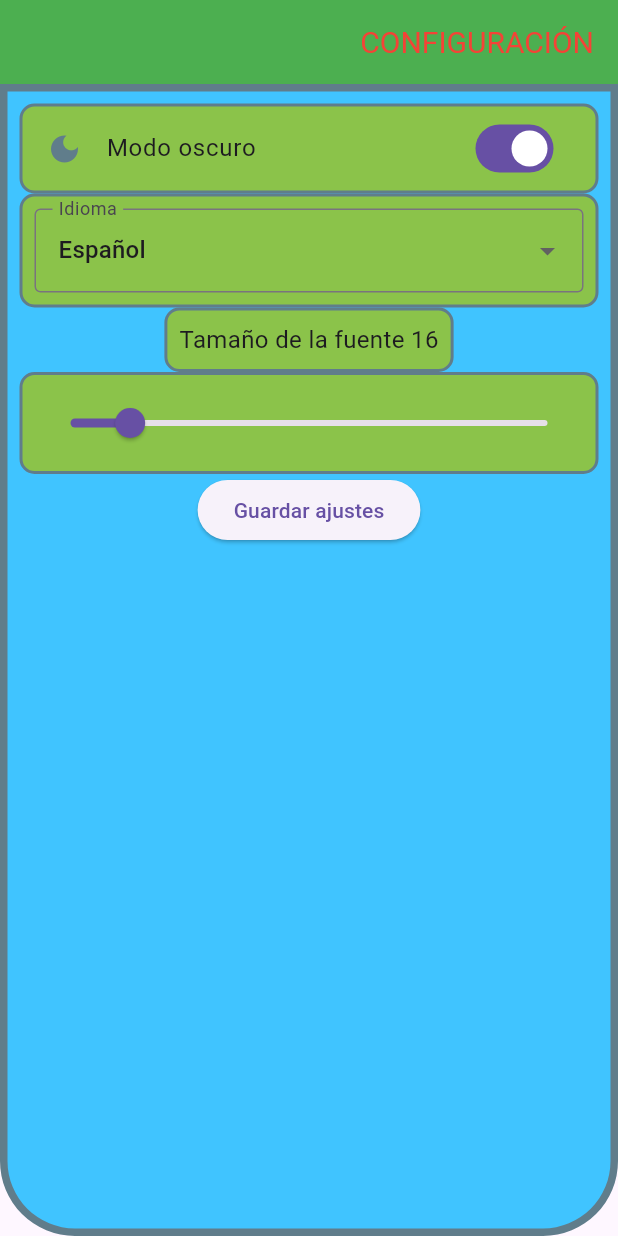
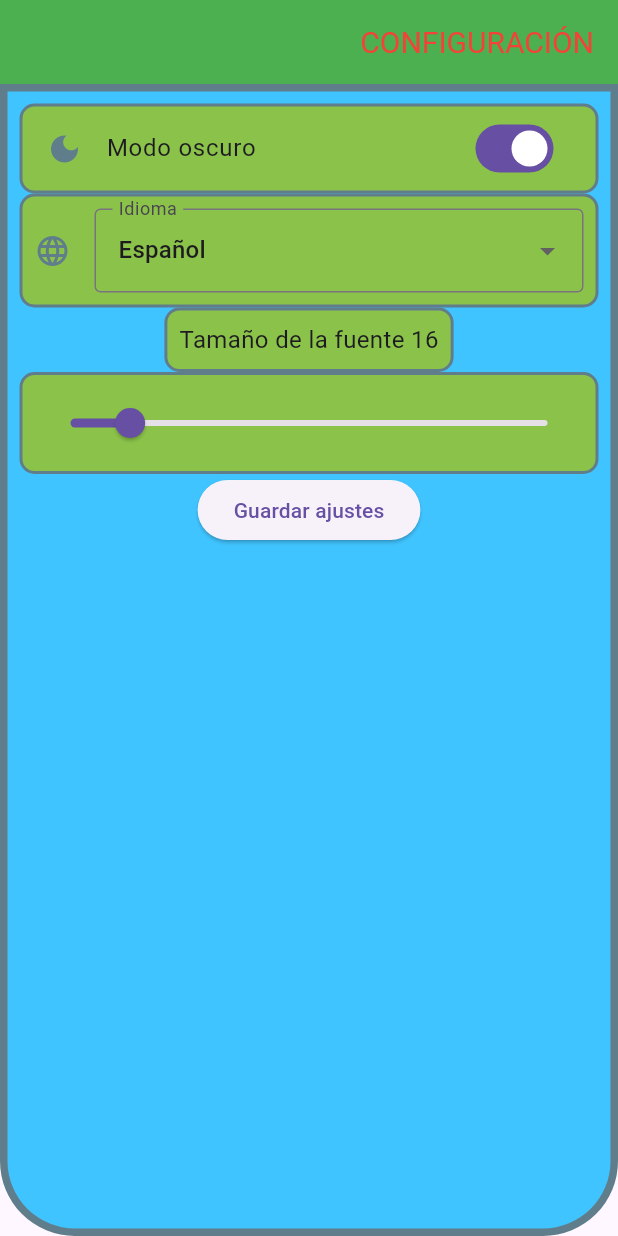
Before and after one commit to kba1986cr/AppSettings_Flutter, a Flutter app: the screen it shows after launch, after a tap on "Modo oscuro", on a phone screen of 412 x 824 dp. Run offline on Flutter 3.47's test engine with Material 3 defaults, Android fonts, the phone set to English and light mode, and no system bars; our stand-ins replace shared_preferences.

Commit message:
tema oscuro y final

```diff
--- a/appsettings_flutter/lib/main.dart
+++ b/appsettings_flutter/lib/main.dart
@@ -1,16 +1,29 @@
+import 'package:appsettings_flutter/preferences_keys.dart';
 import 'package:appsettings_flutter/settings_screen.dart';
 import 'package:flutter/material.dart';
+import 'package:shared_preferences/shared_preferences.dart';
 
-void main() {
-  runApp(const MainApp());
+void main() async {
+  WidgetsFlutterBinding.ensureInitialized();
+  final pref = await SharedPreferences.getInstance();
+  bool darkMode = pref.getBool(PreferencesKeys.darkMode) ?? false;
+  // runApp(
+  //   MaterialApp(
+  //     theme: darkMode ? ThemeData.dark() : ThemeData.light(),
+  //     home: const MainApp(),
+  //   ),
+  // );
+  runApp(MainApp(isdarkMode: darkMode));
 }
 
 class MainApp extends StatelessWidget {
-  const MainApp({super.key});
+  final bool isdarkMode;
+  const MainApp({super.key, required this.isdarkMode});
 
   @override
   Widget build(BuildContext context) {
     return MaterialApp(
+      theme: isdarkMode ? ThemeData.dark() : ThemeData.light(),
       home: Scaffold(
         appBar: AppBar(
           backgroundColor: Colors.green,
--- /dev/null
+++ b/appsettings_flutter/lib/preferences_keys.dart
@@ -0,0 +1,5 @@
+class PreferencesKeys {
+  static const String darkMode = 'darkMode';
+  static const String language = 'language';
+  static const String fontSize = 'fontSize';
+}
--- a/appsettings_flutter/lib/settings_screen.dart
+++ b/appsettings_flutter/lib/settings_screen.dart
@@ -1,4 +1,6 @@
+import 'package:appsettings_flutter/preferences_keys.dart';
 import 'package:flutter/material.dart';
+import 'package:shared_preferences/shared_preferences.dart';
 
 class SettingsScreen extends StatefulWidget {
   const SettingsScreen({super.key});
@@ -11,6 +13,33 @@ class _SettingsScreenState extends State<SettingsScreen> {
   bool _darkMode = false;
   String _language = "es";
   double _fontSize = 16;
+
+  @override
+  void initState() {
+    super.initState();
+    _loadPreferences();
+  }
+
+  _loadPreferences() async {
+    final pref = await SharedPreferences.getInstance();
+    setState(() {
+      _darkMode = pref.getBool(PreferencesKeys.darkMode) ?? false;
+      _language = pref.getString(PreferencesKeys.language) ?? "es";
+      _fontSize = pref.getDouble(PreferencesKeys.fontSize) ?? 16;
+    });
+  }
+
+  _savePreferences(String key, dynamic value) async {
+    // Aquí puedes agregar la lógica para guardar las preferencias
+    final pref = await SharedPreferences.getInstance();
+    if (value is bool) {
+      await pref.setBool(key, value);
+    } else if (value is String) {
+      await pref.setString(key, value);
+    } else if (value is double) {
+      await pref.setDouble(key, value);
+    }
+  }
 
   @override
   Widget build(BuildContext context) {
@@ -39,6 +68,7 @@ class _SettingsScreenState extends State<SettingsScreen> {
                 value: _darkMode,
                 onChanged: (darkmode) {
                   setState(() => _darkMode = darkmode);
+                  _savePreferences(PreferencesKeys.darkMode, darkmode);
                 },
                 secondary: const Icon(Icons.dark_mode, color: Colors.blueGrey),
               ),
@@ -63,10 +93,12 @@ class _SettingsScreenState extends State<SettingsScreen> {
                     //   setState(() => _language = language);
                     // }
                     setState(() => _language = language!);
+                    _savePreferences(PreferencesKeys.language, language);
                   },
                   decoration: InputDecoration(
                     labelText: 'Idioma',
                     border: OutlineInputBorder(),
+                    icon: Icon(Icons.language, color: Colors.blueGrey),
                   ),
                 ),
               ),
@@ -99,6 +131,7 @@ class _SettingsScreenState extends State<SettingsScreen> {
                   value: _fontSize,
                   onChanged: (fontSize) {
                     setState(() => _fontSize = fontSize);
+                    _savePreferences(PreferencesKeys.fontSize, fontSize);
                   },
                 ),
               ),
--- a/appsettings_flutter/pubspec.yaml
+++ b/appsettings_flutter/pubspec.yaml
@@ -9,6 +9,7 @@ environment:
 dependencies:
   flutter:
     sdk: flutter
+  shared_preferences: ^2.5.3
 
 dev_dependencies:
   flutter_test:
```
Also changed, not shown: appsettings_flutter/pubspec.lock, 1 other file.
